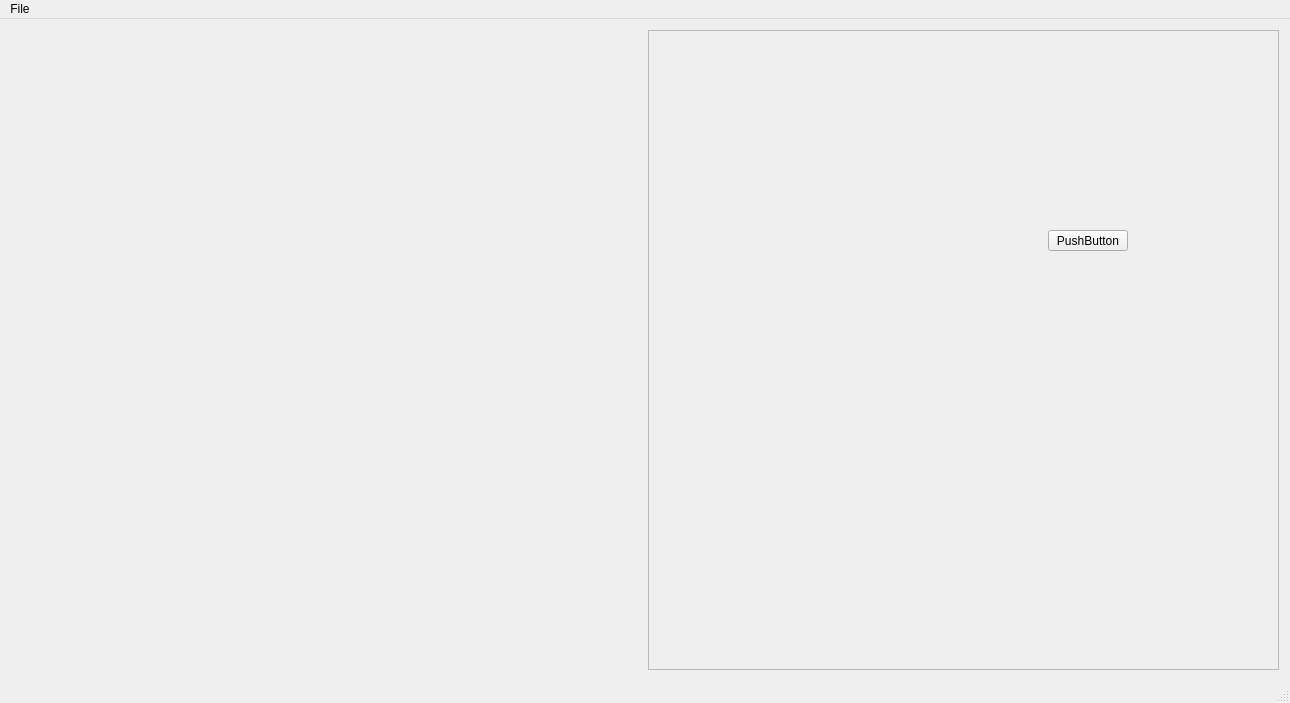
First picture: the form in mainwindowform.ui, repository kavindukk/Ball_Fountain, before the edit.
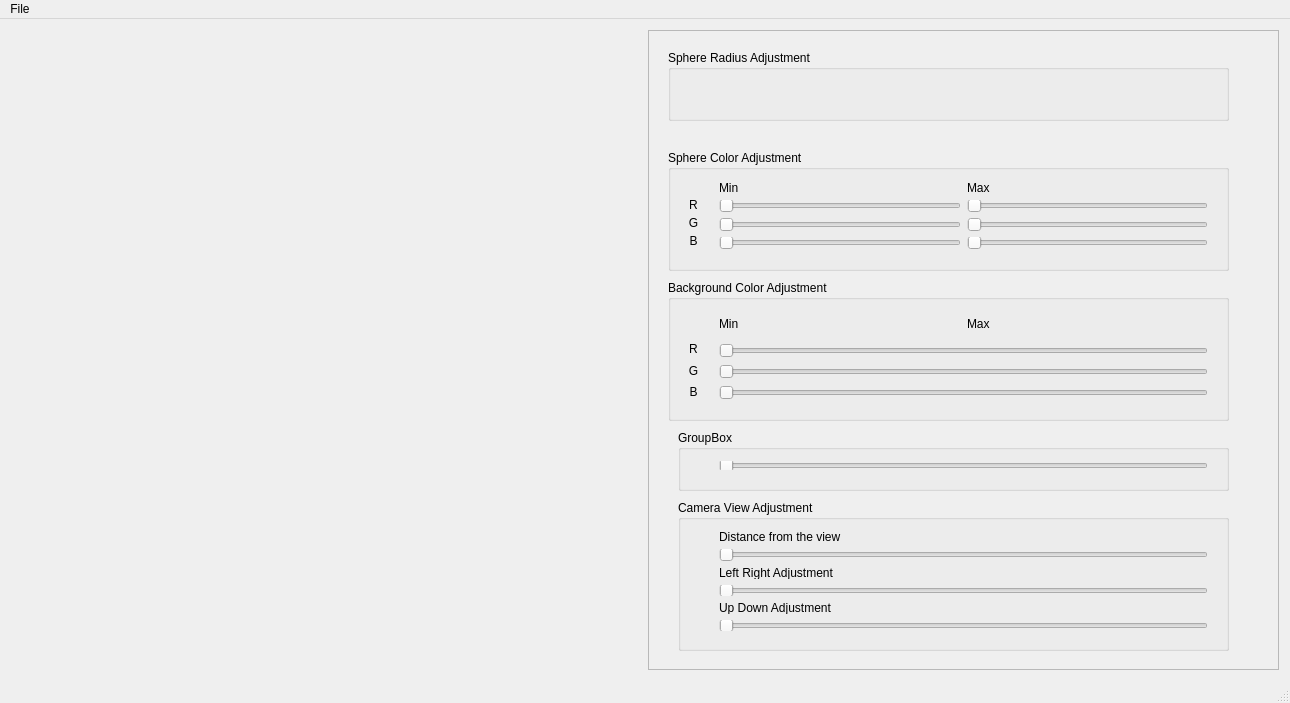
Second picture: the form after the edit. Icons and pictures are not drawn. Custom widgets are drawn as their Qt base class.

Commit message: interface created

```diff
--- a/mainwindowform.ui
+++ b/mainwindowform.ui
@@ -30,18 +30,466 @@
       <property name="frameShadow">
        <enum>QFrame::Raised</enum>
       </property>
-      <widget class="QPushButton" name="pushButton">
+      <widget class="QWidget" name="">
        <property name="geometry">
         <rect>
-         <x>400</x>
-         <y>200</y>
-         <width>80</width>
+         <x>30</x>
+         <y>157</y>
+         <width>31</width>
+         <height>71</height>
+        </rect>
+       </property>
+       <layout class="QVBoxLayout" name="verticalLayout">
+        <item>
+         <widget class="QLabel" name="label_5">
+          <property name="text">
+           <string>R</string>
+          </property>
+          <property name="alignment">
+           <set>Qt::AlignCenter</set>
+          </property>
+         </widget>
+        </item>
+        <item>
+         <widget class="QLabel" name="label_6">
+          <property name="text">
+           <string>G</string>
+          </property>
+          <property name="alignment">
+           <set>Qt::AlignCenter</set>
+          </property>
+         </widget>
+        </item>
+        <item>
+         <widget class="QLabel" name="label_7">
+          <property name="text">
+           <string>B</string>
+          </property>
+          <property name="alignment">
+           <set>Qt::AlignCenter</set>
+          </property>
+         </widget>
+        </item>
+       </layout>
+      </widget>
+      <widget class="QWidget" name="layoutWidget_5">
+       <property name="geometry">
+        <rect>
+         <x>60</x>
+         <y>270</y>
+         <width>511</width>
+         <height>111</height>
+        </rect>
+       </property>
+       <layout class="QHBoxLayout" name="horizontalLayout_10">
+        <item>
+         <layout class="QHBoxLayout" name="horizontalLayout_11">
+          <item>
+           <layout class="QVBoxLayout" name="verticalLayout_4">
+            <item>
+             <layout class="QHBoxLayout" name="horizontalLayout_12">
+              <item>
+               <widget class="QLabel" name="label_11">
+                <property name="text">
+                 <string>Min</string>
+                </property>
+               </widget>
+              </item>
+              <item>
+               <widget class="QLabel" name="label_12">
+                <property name="text">
+                 <string>Max</string>
+                </property>
+               </widget>
+              </item>
+             </layout>
+            </item>
+            <item>
+             <layout class="QHBoxLayout" name="horizontalLayout_13">
+              <item>
+               <widget class="QSlider" name="horizontalSlider_11">
+                <property name="orientation">
+                 <enum>Qt::Horizontal</enum>
+                </property>
+               </widget>
+              </item>
+             </layout>
+            </item>
+            <item>
+             <layout class="QHBoxLayout" name="horizontalLayout_14">
+              <item>
+               <widget class="QSlider" name="horizontalSlider_13">
+                <property name="orientation">
+                 <enum>Qt::Horizontal</enum>
+                </property>
+               </widget>
+              </item>
+             </layout>
+            </item>
+            <item>
+             <layout class="QHBoxLayout" name="horizontalLayout_15">
+              <item>
+               <widget class="QSlider" name="horizontalSlider_15">
+                <property name="orientation">
+                 <enum>Qt::Horizontal</enum>
+                </property>
+               </widget>
+              </item>
+             </layout>
+            </item>
+           </layout>
+          </item>
+         </layout>
+        </item>
+       </layout>
+      </widget>
+      <widget class="QGroupBox" name="groupBox">
+       <property name="geometry">
+        <rect>
+         <x>20</x>
+         <y>20</y>
+         <width>561</width>
+         <height>71</height>
+        </rect>
+       </property>
+       <property name="title">
+        <string>Sphere Radius Adjustment</string>
+       </property>
+      </widget>
+      <widget class="QWidget" name="layoutWidget_9">
+       <property name="geometry">
+        <rect>
+         <x>30</x>
+         <y>300</y>
+         <width>31</width>
+         <height>81</height>
+        </rect>
+       </property>
+       <layout class="QVBoxLayout" name="verticalLayout_3">
+        <item>
+         <widget class="QLabel" name="label_8">
+          <property name="text">
+           <string>R</string>
+          </property>
+          <property name="alignment">
+           <set>Qt::AlignCenter</set>
+          </property>
+         </widget>
+        </item>
+        <item>
+         <widget class="QLabel" name="label_9">
+          <property name="text">
+           <string>G</string>
+          </property>
+          <property name="alignment">
+           <set>Qt::AlignCenter</set>
+          </property>
+         </widget>
+        </item>
+        <item>
+         <widget class="QLabel" name="label_10">
+          <property name="text">
+           <string>B</string>
+          </property>
+          <property name="alignment">
+           <set>Qt::AlignCenter</set>
+          </property>
+         </widget>
+        </item>
+       </layout>
+      </widget>
+      <widget class="QGroupBox" name="groupBox_2">
+       <property name="geometry">
+        <rect>
+         <x>20</x>
+         <y>120</y>
+         <width>561</width>
+         <height>121</height>
+        </rect>
+       </property>
+       <property name="title">
+        <string>Sphere Color Adjustment</string>
+       </property>
+      </widget>
+      <widget class="QGroupBox" name="groupBox_3">
+       <property name="geometry">
+        <rect>
+         <x>20</x>
+         <y>250</y>
+         <width>561</width>
+         <height>141</height>
+        </rect>
+       </property>
+       <property name="title">
+        <string>Background Color Adjustment</string>
+       </property>
+      </widget>
+      <widget class="QGroupBox" name="groupBox_4">
+       <property name="geometry">
+        <rect>
+         <x>30</x>
+         <y>400</y>
+         <width>551</width>
+         <height>61</height>
+        </rect>
+       </property>
+       <property name="title">
+        <string>GroupBox</string>
+       </property>
+      </widget>
+      <widget class="QGroupBox" name="groupBox_5">
+       <property name="geometry">
+        <rect>
+         <x>30</x>
+         <y>470</y>
+         <width>551</width>
+         <height>151</height>
+        </rect>
+       </property>
+       <property name="title">
+        <string>Camera View Adjustment</string>
+       </property>
+      </widget>
+      <widget class="QWidget" name="">
+       <property name="geometry">
+        <rect>
+         <x>60</x>
+         <y>60</y>
+         <width>511</width>
          <height>21</height>
         </rect>
        </property>
-       <property name="text">
-        <string>PushButton</string>
+       <layout class="QHBoxLayout" name="horizontalLayout_2">
+        <item>
+         <widget class="QSlider" name="horizontalSlider">
+          <property name="maximum">
+           <number>5</number>
+          </property>
+          <property name="orientation">
+           <enum>Qt::Horizontal</enum>
+          </property>
+         </widget>
+        </item>
+        <item>
+         <widget class="QSlider" name="horizontalSlider_2">
+          <property name="orientation">
+           <enum>Qt::Horizontal</enum>
+          </property>
+         </widget>
+        </item>
+       </layout>
+      </widget>
+      <widget class="QWidget" name="">
+       <property name="geometry">
+        <rect>
+         <x>60</x>
+         <y>40</y>
+         <width>511</width>
+         <height>16</height>
+        </rect>
        </property>
+       <layout class="QHBoxLayout" name="horizontalLayout_6">
+        <item>
+         <widget class="QLabel" name="label">
+          <property name="text">
+           <string>Min</string>
+          </property>
+         </widget>
+        </item>
+        <item>
+         <widget class="QLabel" name="label_2">
+          <property name="text">
+           <string>Max</string>
+          </property>
+         </widget>
+        </item>
+       </layout>
+      </widget>
+      <widget class="QWidget" name="">
+       <property name="geometry">
+        <rect>
+         <x>60</x>
+         <y>140</y>
+         <width>511</width>
+         <height>90</height>
+        </rect>
+       </property>
+       <layout class="QHBoxLayout" name="horizontalLayout_9">
+        <item>
+         <layout class="QHBoxLayout" name="horizontalLayout_8">
+          <item>
+           <layout class="QVBoxLayout" name="verticalLayout_2">
+            <item>
+             <layout class="QHBoxLayout" name="horizontalLayout_7">
+              <item>
+               <widget class="QLabel" name="label_3">
+                <property name="text">
+                 <string>Min</string>
+                </property>
+               </widget>
+              </item>
+              <item>
+               <widget class="QLabel" name="label_4">
+                <property name="text">
+                 <string>Max</string>
+                </property>
+               </widget>
+              </item>
+             </layout>
+            </item>
+            <item>
+             <layout class="QHBoxLayout" name="horizontalLayout_3">
+              <item>
+               <widget class="QSlider" name="horizontalSlider_3">
+                <property name="maximum">
+                 <number>5</number>
+                </property>
+                <property name="orientation">
+                 <enum>Qt::Horizontal</enum>
+                </property>
+               </widget>
+              </item>
+              <item>
+               <widget class="QSlider" name="horizontalSlider_4">
+                <property name="orientation">
+                 <enum>Qt::Horizontal</enum>
+                </property>
+               </widget>
+              </item>
+             </layout>
+            </item>
+            <item>
+             <layout class="QHBoxLayout" name="horizontalLayout_4">
+              <item>
+               <widget class="QSlider" name="horizontalSlider_5">
+                <property name="maximum">
+                 <number>5</number>
+                </property>
+                <property name="orientation">
+                 <enum>Qt::Horizontal</enum>
+                </property>
+               </widget>
+              </item>
+              <item>
+               <widget class="QSlider" name="horizontalSlider_6">
+                <property name="orientation">
+                 <enum>Qt::Horizontal</enum>
+                </property>
+               </widget>
+              </item>
+             </layout>
+            </item>
+            <item>
+             <layout class="QHBoxLayout" name="horizontalLayout_5">
+              <item>
+               <widget class="QSlider" name="horizontalSlider_7">
+                <property name="maximum">
+                 <number>5</number>
+                </property>
+                <property name="orientation">
+                 <enum>Qt::Horizontal</enum>
+                </property>
+               </widget>
+              </item>
+              <item>
+               <widget class="QSlider" name="horizontalSlider_8">
+                <property name="orientation">
+                 <enum>Qt::Horizontal</enum>
+                </property>
+               </widget>
+              </item>
+             </layout>
+            </item>
+           </layout>
+          </item>
+         </layout>
+        </item>
+       </layout>
+      </widget>
+      <widget class="QWidget" name="">
+       <property name="geometry">
+        <rect>
+         <x>60</x>
+         <y>420</y>
+         <width>511</width>
+         <height>31</height>
+        </rect>
+       </property>
+       <layout class="QVBoxLayout" name="verticalLayout_5">
+        <item>
+         <widget class="QSlider" name="horizontalSlider_9">
+          <property name="orientation">
+           <enum>Qt::Horizontal</enum>
+          </property>
+         </widget>
+        </item>
+       </layout>
+      </widget>
+      <widget class="QWidget" name="">
+       <property name="geometry">
+        <rect>
+         <x>60</x>
+         <y>490</y>
+         <width>511</width>
+         <height>122</height>
+        </rect>
+       </property>
+       <layout class="QVBoxLayout" name="verticalLayout_9">
+        <item>
+         <layout class="QVBoxLayout" name="verticalLayout_8">
+          <item>
+           <widget class="QLabel" name="label_16">
+            <property name="text">
+             <string>Distance from the view</string>
+            </property>
+           </widget>
+          </item>
+          <item>
+           <widget class="QSlider" name="horizontalSlider_18">
+            <property name="orientation">
+             <enum>Qt::Horizontal</enum>
+            </property>
+           </widget>
+          </item>
+         </layout>
+        </item>
+        <item>
+         <layout class="QVBoxLayout" name="verticalLayout_7">
+          <item>
+           <widget class="QLabel" name="label_15">
+            <property name="text">
+             <string>Left Right Adjustment</string>
+            </property>
+           </widget>
+          </item>
+          <item>
+           <widget class="QSlider" name="horizontalSlider_17">
+            <property name="orientation">
+             <enum>Qt::Horizontal</enum>
+            </property>
+           </widget>
+          </item>
+         </layout>
+        </item>
+        <item>
+         <layout class="QVBoxLayout" name="verticalLayout_6">
+          <item>
+           <widget class="QLabel" name="label_14">
+            <property name="text">
+             <string>Up Down Adjustment</string>
+            </property>
+           </widget>
+          </item>
+          <item>
+           <widget class="QSlider" name="horizontalSlider_16">
+            <property name="orientation">
+             <enum>Qt::Horizontal</enum>
+            </property>
+           </widget>
+          </item>
+         </layout>
+        </item>
+       </layout>
       </widget>
      </widget>
     </item>
```
The commit also changes 2 other files.
